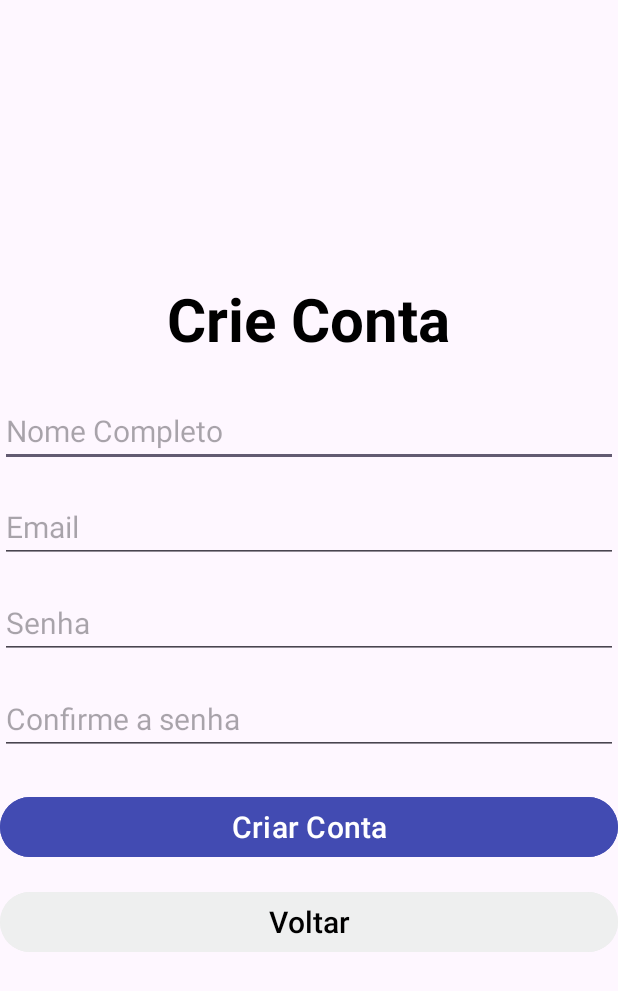
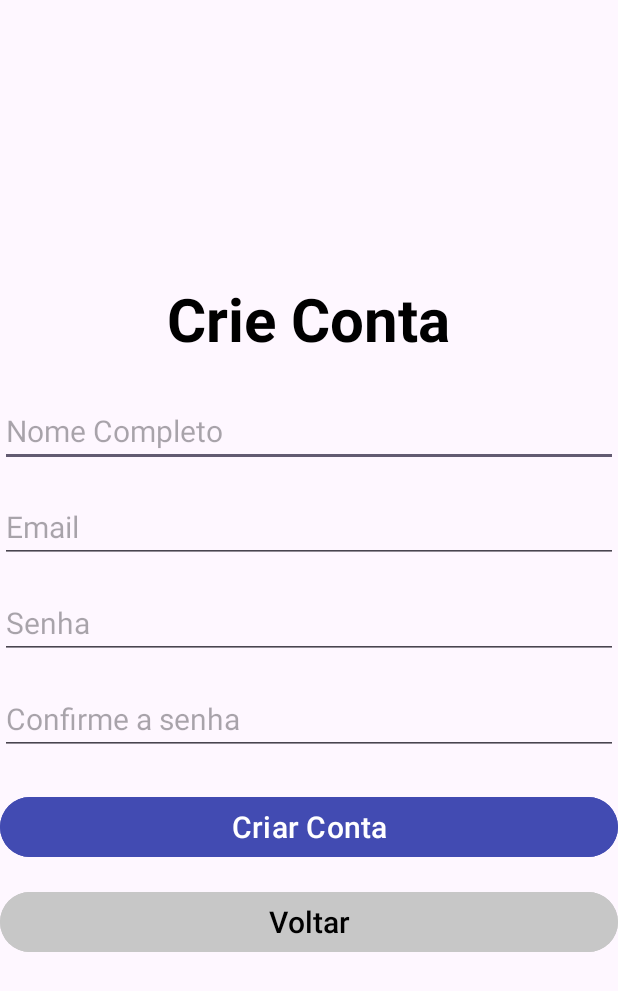
Before and after one commit to PedroAOC20/ListaCompra, an Android app: the CadastroActivity screen opened directly, with no data from a screen before it, on a phone screen of 412 x 824 dp. Shown: the top 991 px of the screen. Run offline under Robolectric (Android 15) with nearby library versions, the phone set to English and light mode, and no system bars.

Commit message:
Alterado a cor do Cinza para uma tonalidade de cinza escuro.

```diff
--- a/app/src/main/res/values/colors.xml
+++ b/app/src/main/res/values/colors.xml
@@ -1,7 +1,7 @@
 <?xml version="1.0" encoding="utf-8"?>
 <resources>
     <color name="black">#FF000000</color>
-    <color name="grey">#EEEFEF</color>
+    <color name="grey">#c7c7c7</color>
     <color name="white">#FFFFFFFF</color>
     <color name="blue">#424bb2</color>
     <color name="green">#08ff00</color>
```
